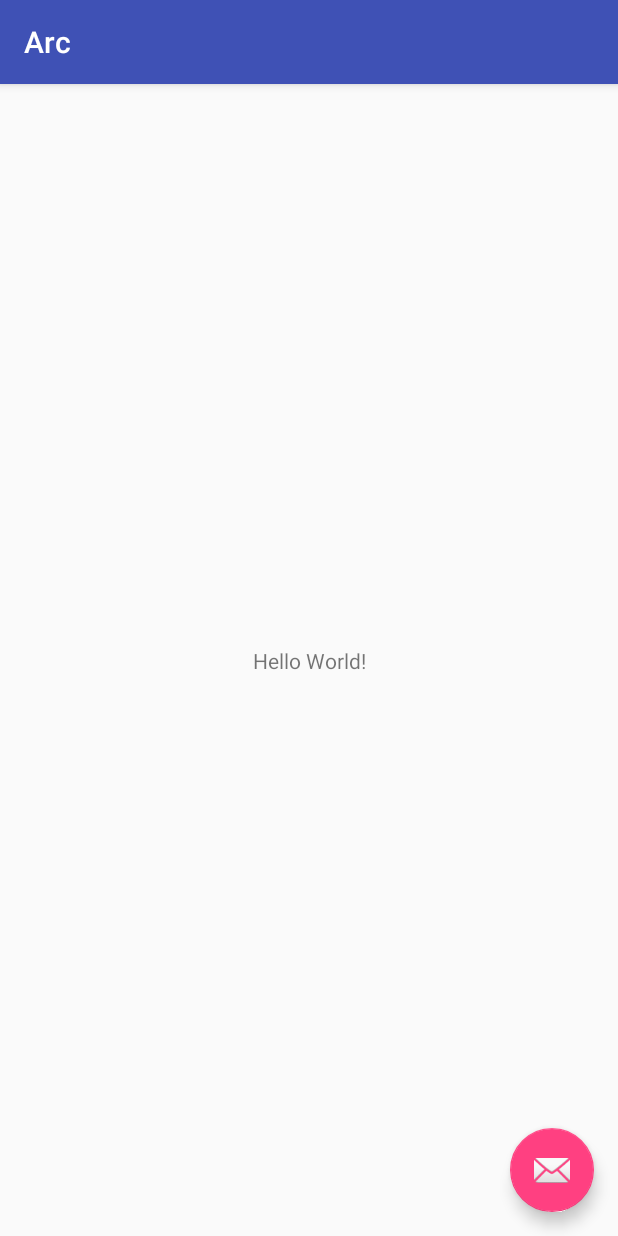
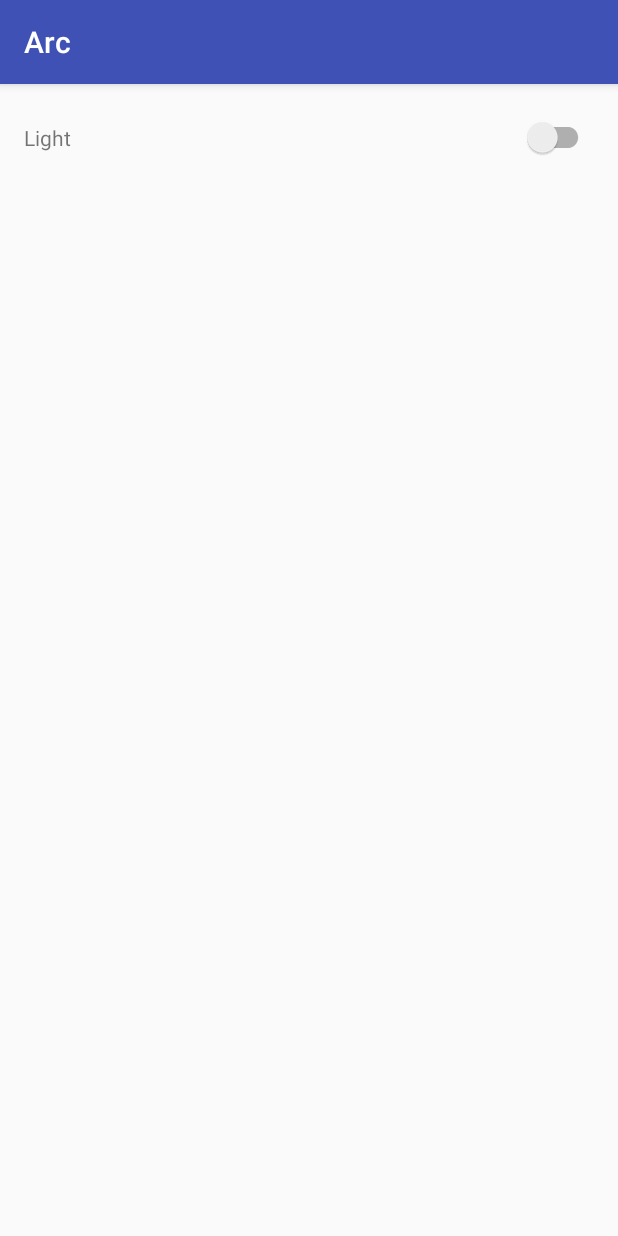
Before and after one commit to CORDEA/Arc, an Android app: the screen it shows after launch (MainActivity), on a phone screen of 412 x 824 dp. Run offline under Robolectric (Android 15) with nearby library versions, the phone set to English and light mode, and no system bars.

Commit message:
modify receiver app ui

```diff
--- a/receiver/src/main/res/layout/activity_main.xml
+++ b/receiver/src/main/res/layout/activity_main.xml
@@ -22,12 +22,4 @@
 
     <include layout="@layout/content_main" />
 
-    <android.support.design.widget.FloatingActionButton
-        android:id="@+id/fab"
-        android:layout_width="wrap_content"
-        android:layout_height="wrap_content"
-        android:layout_gravity="bottom|end"
-        android:layout_margin="@dimen/fab_margin"
-        app:srcCompat="@android:drawable/ic_dialog_email" />
-
 </android.support.design.widget.CoordinatorLayout>
--- a/receiver/src/main/res/layout/content_main.xml
+++ b/receiver/src/main/res/layout/content_main.xml
@@ -1,20 +1,35 @@
 <?xml version="1.0" encoding="utf-8"?>
-<android.support.constraint.ConstraintLayout xmlns:android="http://schemas.android.com/apk/res/android"
+<LinearLayout
+    xmlns:android="http://schemas.android.com/apk/res/android"
     xmlns:app="http://schemas.android.com/apk/res-auto"
     xmlns:tools="http://schemas.android.com/tools"
     android:layout_width="match_parent"
     android:layout_height="match_parent"
+    android:orientation="vertical"
     app:layout_behavior="@string/appbar_scrolling_view_behavior"
     tools:context="jp.cordea.arc.MainActivity"
     tools:showIn="@layout/activity_main">
 
-    <TextView
-        android:layout_width="wrap_content"
-        android:layout_height="wrap_content"
-        android:text="Hello World!"
-        app:layout_constraintBottom_toBottomOf="parent"
-        app:layout_constraintLeft_toLeftOf="parent"
-        app:layout_constraintRight_toRightOf="parent"
-        app:layout_constraintTop_toTopOf="parent" />
+    <RelativeLayout
+        android:layout_width="match_parent"
+        android:padding="@dimen/list_item_padding"
+        android:layout_height="@dimen/list_item_height">
 
-</android.support.constraint.ConstraintLayout>
+        <android.support.v7.widget.SwitchCompat
+            android:id="@+id/lightSwitch"
+            android:layout_marginStart="@dimen/switch_margin_start"
+            android:layout_centerVertical="true"
+            android:layout_alignParentEnd="true"
+            android:layout_width="wrap_content"
+            android:layout_height="wrap_content" />
+
+        <TextView
+            android:text="@string/light"
+            android:gravity="center_vertical"
+            android:layout_alignParentStart="true"
+            android:layout_toStartOf="@id/lightSwitch"
+            android:layout_width="wrap_content"
+            android:layout_height="match_parent" />
+
+    </RelativeLayout>
+</LinearLayout>
--- a/receiver/src/main/res/values/dimens.xml
+++ b/receiver/src/main/res/values/dimens.xml
@@ -1,3 +1,5 @@
 <resources>
-    <dimen name="fab_margin">16dp</dimen>
+    <dimen name="list_item_height">72dp</dimen>
+    <dimen name="list_item_padding">16dp</dimen>
+    <dimen name="switch_margin_start">8dp</dimen>
 </resources>
--- a/receiver/src/main/res/values/strings.xml
+++ b/receiver/src/main/res/values/strings.xml
@@ -1,4 +1,6 @@
 <resources>
     <string name="app_name">Arc</string>
     <string name="action_settings">Settings</string>
+
+    <string name="light">Light</string>
 </resources>
```
